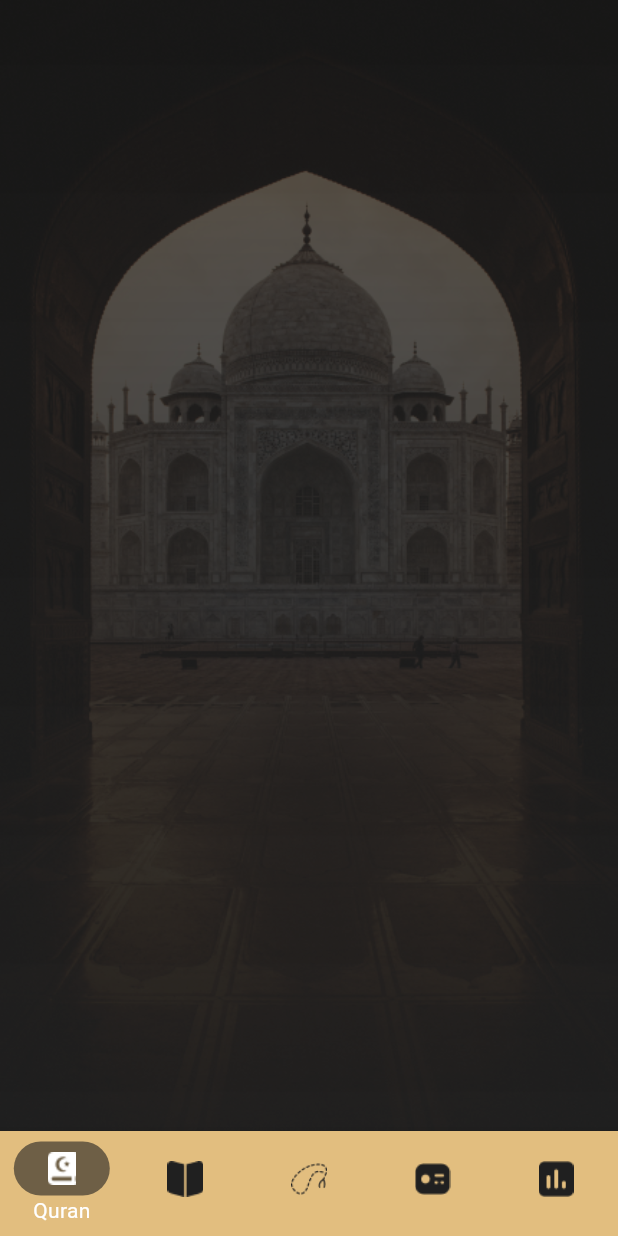
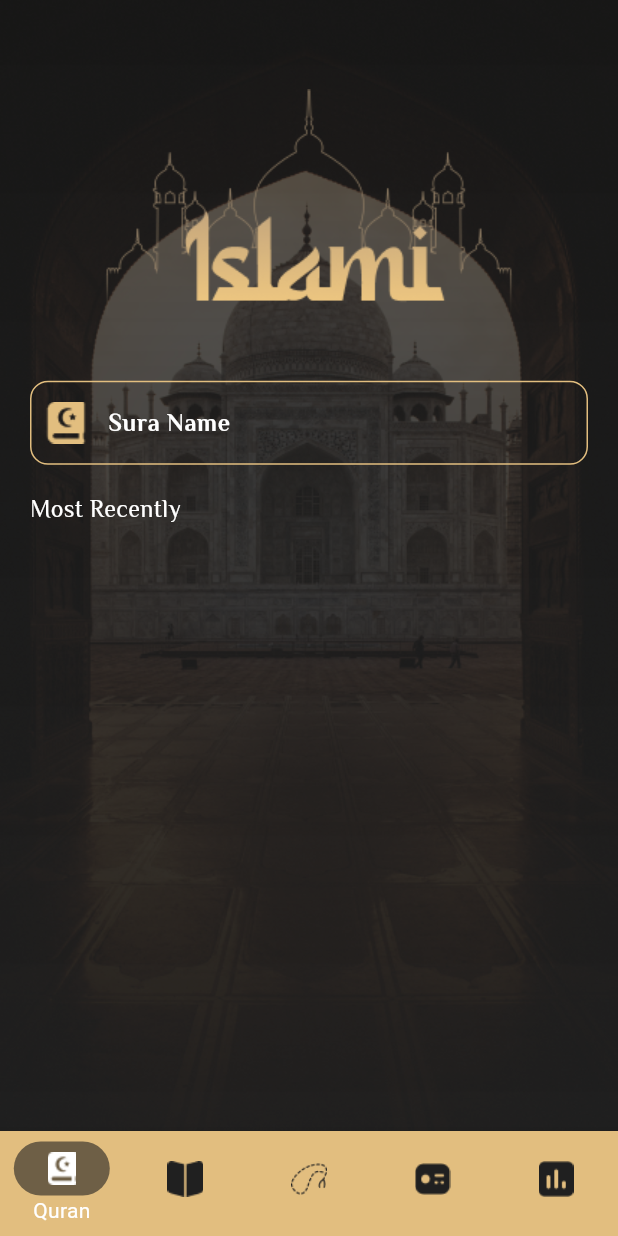
Before and after one commit to osamaebaid1973/islami, a Flutter app: the HomeScreen screen opened by its route, on a phone screen of 412 x 824 dp. Run offline on Flutter 3.47's test engine with Material 3 defaults, Android fonts, the phone set to English and light mode, and no system bars; our stand-ins replace device_preview, google_fonts, introduction_screen.

Commit message:
fourth cimmit

```diff
--- /dev/null
+++ b/lib/app_resources.dart
@@ -0,0 +1,9 @@
+import 'package:flutter/material.dart';
+
+class AppColors{
+  static const Color primary  = Color(0XFFE2BE7F);
+
+  static const Color blackColor = Color(0XFF202020);
+
+
+}
--- a/lib/home_screen.dart
+++ b/lib/home/home_screen.dart
@@ -1,8 +1,15 @@
 import 'package:flutter/material.dart';
+import 'package:islami/app_resources.dart';
+import 'package:islami/home/ahadeth_tab.dart';
+import 'package:islami/home/date_tab.dart';
+import 'package:islami/home/quran_tab.dart';
+import 'package:islami/home/radio_tab.dart';
+import 'package:islami/home/sebha_tab.dart';
 
 class HomeScreen extends StatefulWidget {
   static const String routeName = 'HomeScreen';
-  const HomeScreen({super.key});
+
+   HomeScreen({super.key});
 
   @override
   State<HomeScreen> createState() => _HomeScreenState();
@@ -10,15 +17,17 @@ class HomeScreen extends StatefulWidget {
 
 class _HomeScreenState extends State<HomeScreen> {
   int currentIndex = 0;
+  List<Widget> tabs = [QuranTab(),AhadethTab(),SebhaTab(),RadioTab(),DateTab()];
   @override
   Widget build(BuildContext context) {
     return Container(
         decoration: BoxDecoration(
             image: DecorationImage(
                 fit: BoxFit.cover,
-                image: AssetImage('assets/images/home_bg.png'))),
+                image: AssetImage('assets/images/${_getBackgroundImageName()}'))),
         child: Scaffold(
           backgroundColor: Colors.transparent,
+          body: tabs[currentIndex],
           bottomNavigationBar: BottomNavigationBar(
               showSelectedLabels: true,
               showUnselectedLabels: false,
@@ -27,9 +36,9 @@ class _HomeScreenState extends State<HomeScreen> {
                 setState(() {});
               },
               currentIndex: currentIndex,
-              unselectedItemColor: Color(0XFF202020),
+              unselectedItemColor: AppColors.blackColor,
               selectedItemColor: Colors.white,
-              backgroundColor: Color(0XFFE2BE7F),
+              backgroundColor: AppColors.primary,
               type: BottomNavigationBarType.fixed,
               items: [
                 BottomNavigationBarItem(
@@ -61,4 +70,20 @@ class _HomeScreenState extends State<HomeScreen> {
             child: ImageIcon(AssetImage('assets/images/$name.png')))
         : ImageIcon(AssetImage('assets/images/$name.png'));
   }
+  String _getBackgroundImageName(){
+    switch(currentIndex){
+      case 0 :
+       return 'home_bg.png';
+      case 1 :
+       return 'ahadeth_bg.png';
+      case 2 :
+       return 'sebha_bg.png';
+      case 3 :
+       return 'radio_bg.png';
+      case 4 :
+       return 'date_bg.png';
+      default :
+       return 'home_bg.png';
+    }
+  }
 }
--- /dev/null
+++ b/lib/home/quran_tab.dart
@@ -0,0 +1,41 @@
+import 'package:flutter/material.dart';
+import 'package:google_fonts/google_fonts.dart';
+import 'package:islami/app_resources.dart';
+
+class QuranTab extends StatelessWidget {
+  QuranTab({super.key});
+
+  @override
+  Widget build(BuildContext context) {
+    return Container(
+      margin: EdgeInsets.only(top: 36),
+      alignment: Alignment.center,
+      child: Padding(
+        padding: const EdgeInsets.symmetric(horizontal: 20),
+        child: Column(crossAxisAlignment: CrossAxisAlignment.stretch,
+          mainAxisAlignment: MainAxisAlignment.start,
+          children: [
+            Image.asset('assets/images/onboarding_header.png'),
+            TextField(cursorColor: Colors.white,
+              decoration: InputDecoration(
+                prefixIcon: ImageIcon(AssetImage('assets/images/search_icon.png'),color: AppColors.primary,),
+                hintText: 'Sura Name',
+                hintStyle: GoogleFonts.elMessiri(
+                    color: Colors.white,
+                    fontSize: 16,
+                    fontWeight: FontWeight.bold),
+                border: OutlineInputBorder(borderRadius: BorderRadius.circular(12),
+                    borderSide: BorderSide(color: AppColors.primary)),
+                enabledBorder: OutlineInputBorder(borderRadius: BorderRadius.circular(12),
+                    borderSide: BorderSide(color: AppColors.primary)),
+                focusedBorder: OutlineInputBorder(borderRadius: BorderRadius.circular(12),
+                    borderSide: BorderSide(color: AppColors.primary)),
+              ),
+            ),const SizedBox(height:20),
+             Text('Most Recently',style: GoogleFonts.elMessiri(color: Colors.white, fontSize:16 ),)
+          ],
+        ),
+      ),
+    );
+  }
+}
--- a/lib/main.dart
+++ b/lib/main.dart
@@ -1,7 +1,7 @@
 import 'package:device_preview/device_preview.dart';
 import 'package:flutter/foundation.dart';
 import 'package:flutter/material.dart';
-import 'package:islami/home_screen.dart';
+import 'package:islami/home/home_screen.dart';
 import 'package:islami/onboarding_screen.dart';
 
 void main() {
```
Also changed, not shown: lib/home/ahadeth_tab.dart (added, +14 -0 lines), lib/home/date_tab.dart (added, +14 -0 lines), lib/home/radio_tab.dart (added, +14 -0 lines), lib/home/sebha_tab.dart (added, +14 -0 lines), lib/onboarding_screen.dart (+9 -8 lines), assets/images/ahadeth_bg.png (added), assets/images/date_bg.png (added), assets/images/radio_bg.png (added), assets/images/search_icon.png (added), assets/images/sebha_bg.png (added).
